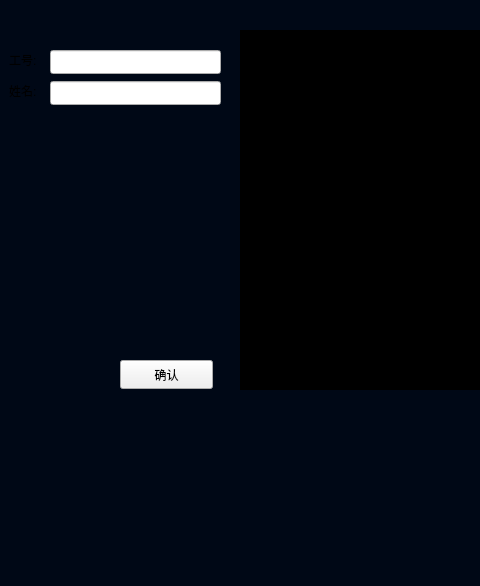
Before: the Qt Designer form ui/register/registerpage.ui in ChaoII/fram-qt, drawn with Qt 5.
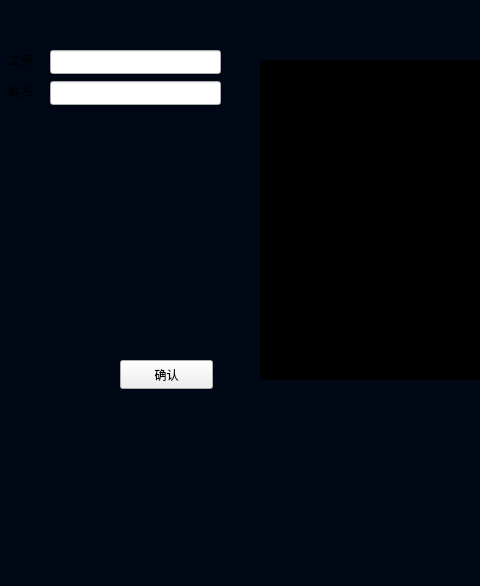
After: the same form once the commit is applied. Icons and pictures are not drawn.

Diff of the .ui file:
```diff
--- a/ui/register/registerpage.ui
+++ b/ui/register/registerpage.ui
@@ -55,10 +55,10 @@
   <widget class="QWidget" name="pic_cover" native="true">
    <property name="geometry">
     <rect>
-     <x>240</x>
-     <y>30</y>
-     <width>240</width>
-     <height>360</height>
+     <x>260</x>
+     <y>60</y>
+     <width>220</width>
+     <height>320</height>
     </rect>
    </property>
   </widget>
@@ -66,19 +66,19 @@
    <property name="geometry">
     <rect>
      <x>0</x>
-     <y>0</y>
+     <y>10</y>
      <width>480</width>
-     <height>24</height>
+     <height>40</height>
     </rect>
    </property>
   </widget>
   <widget class="QLabel" name="lb_picture">
    <property name="geometry">
     <rect>
-     <x>240</x>
-     <y>30</y>
-     <width>240</width>
-     <height>360</height>
+     <x>260</x>
+     <y>60</y>
+     <width>220</width>
+     <height>320</height>
     </rect>
    </property>
    <property name="sizePolicy">
```
